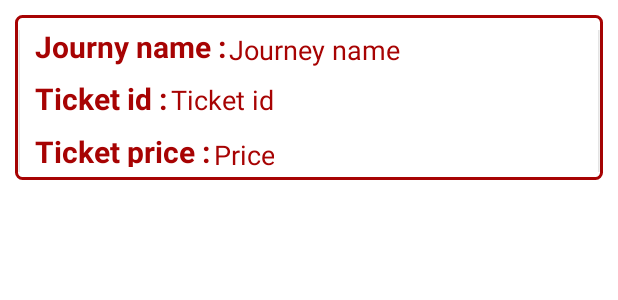
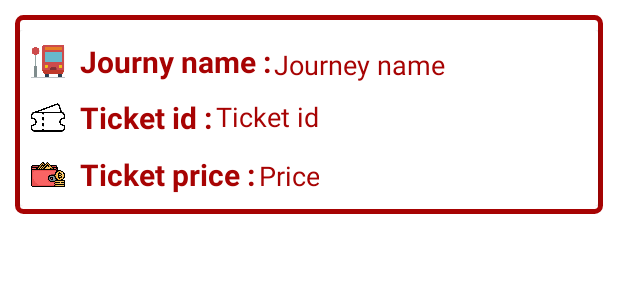
Before and after one commit to HashBusProject/UserApplication, an Android app: the layout show_ticket_card.xml on its own in the app's theme, with its tools: preview values and no code run, on a phone screen of 412 x 824 dp. Shown: the top 300 px of the screen. Run offline under Robolectric (Android 15) with nearby library versions, the phone set to English and light mode, and no system bars.

Commit message:
done 100000000%

```diff
--- a/app/src/main/res/drawable/rectangel.xml
+++ b/app/src/main/res/drawable/rectangel.xml
@@ -2,8 +2,12 @@
 <shape xmlns:android="http://schemas.android.com/apk/res/android"
     android:shape="rectangle">
 
-    <corners android:radius="4dp" />
-    <stroke android:color="#A70303" android:width="2dp"
+    <corners android:radius="4dp"
+
+        />
+    <stroke android:color="#A70303"
+        android:width="3.5dp"
+
         />
 
 
--- a/app/src/main/res/layout/search_card.xml
+++ b/app/src/main/res/layout/search_card.xml
@@ -19,6 +19,15 @@
         android:layout_marginVertical="1sp"
         android:paddingVertical="20sp"
         >
+        <ImageView
+            android:layout_width="30sp"
+            android:layout_height="30sp"
+            android:src="@drawable/start_location"
+            android:paddingStart="5sp"
+            android:layout_marginTop="9sp"
+            android:layout_marginEnd="6sp"
+            android:paddingEnd="5sp"
+          />
         <com.google.android.material.textview.MaterialTextView
             android:id="@+id/startLocation"
             android:layout_width="wrap_content"
@@ -29,7 +38,7 @@
             android:textSize="20sp"
             android:layout_gravity="start"
             android:layout_marginBottom="40sp"
-            android:layout_marginStart="9sp"
+            android:layout_marginStart="30sp"
             android:layout_marginTop="10sp"/>
         <com.google.android.material.textview.MaterialTextView
             android:id="@+id/endLocation"
--- a/app/src/main/res/layout/show_ticket_card.xml
+++ b/app/src/main/res/layout/show_ticket_card.xml
@@ -11,7 +11,7 @@
         app:layout_constraintEnd_toEndOf="parent"
         app:layout_constraintTop_toTopOf="parent"
         android:layout_width="match_parent"
-        android:layout_height="110sp"
+        android:layout_height="wrap_content"
         android:orientation="vertical"
         android:paddingTop="10sp"
         android:gravity="center"
@@ -21,20 +21,28 @@
         <androidx.cardview.widget.CardView
             android:id="@+id/yourTicketCard"
             android:layout_width="match_parent"
-            android:layout_height="100sp"
+            android:layout_height="wrap_content"
             android:layout_marginHorizontal="3sp"
 
             android:background="@color/hash_dark"
 
             >
             <LinearLayout
+                android:layout_marginTop="6sp"
                 android:layout_width="match_parent"
                 android:layout_height="match_parent"
-                android:orientation="vertical">
+                android:orientation="vertical"
+
+               >
                 <LinearLayout
                     android:layout_width="wrap_content"
                     android:layout_height="wrap_content"
                     android:orientation="horizontal">
+                   <ImageView
+                       android:layout_width="30sp"
+                       android:layout_height="30sp"
+                       android:src="@drawable/bus_j"
+                       android:paddingStart="7sp"/>
                 <com.google.android.material.textview.MaterialTextView
                     android:layout_width="wrap_content"
                     android:layout_height="wrap_content"
@@ -64,6 +72,11 @@
                 android:layout_width="wrap_content"
                 android:layout_height="wrap_content"
                 android:orientation="horizontal">
+                <ImageView
+                    android:layout_width="30sp"
+                    android:layout_height="30sp"
+                    android:src="@drawable/ticket"
+                    android:paddingStart="7sp"/>
                 <com.google.android.material.textview.MaterialTextView
                     android:layout_width="wrap_content"
                     android:layout_height="wrap_content"
@@ -97,6 +110,12 @@
                 android:orientation="horizontal"
                 android:layout_marginBottom="6sp"
                >
+                <ImageView
+                    android:layout_width="30sp"
+                    android:layout_height="30sp"
+                    android:src="@drawable/monye"
+                    android:paddingStart="7sp"/>
+
                 <com.google.android.material.textview.MaterialTextView
                     android:layout_width="wrap_content"
                     android:layout_height="wrap_content"
```
Also changed, not shown: app/src/main/res/drawable/bus_j.png (added), app/src/main/res/drawable/end_location.png (added), app/src/main/res/drawable/monye.png (added), app/src/main/res/drawable/start_location.png (added).
